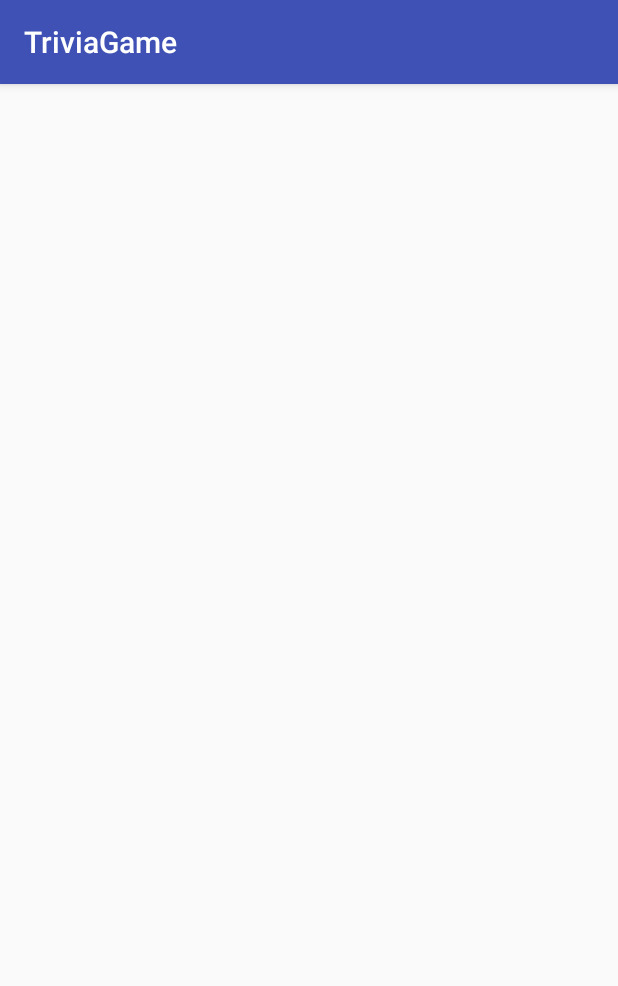
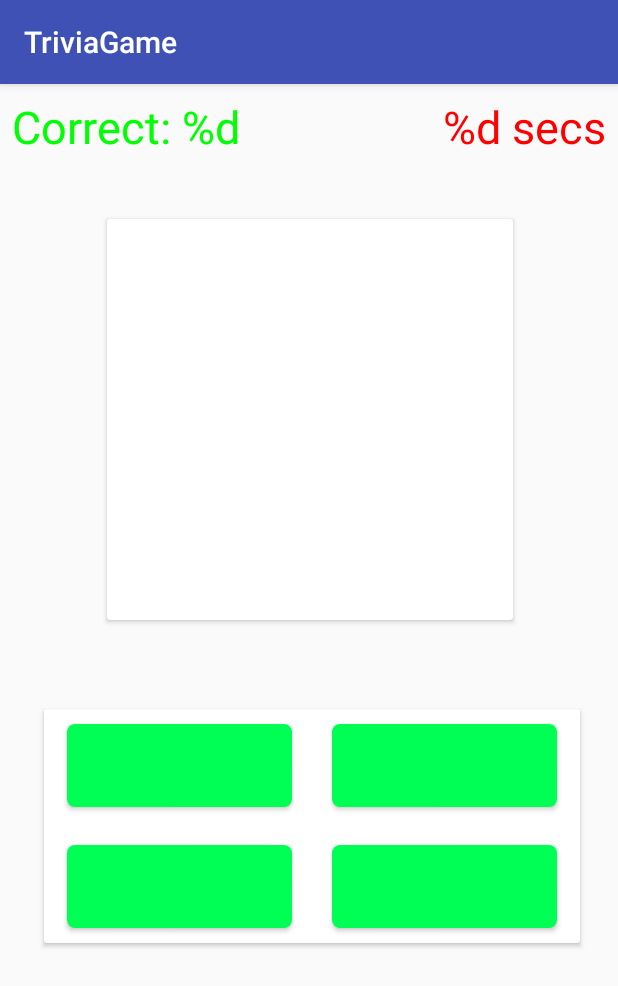
Before and after one commit to mmorgan55/TriviaGame, an Android app: the fragment TimeConstraintGameFragment shown on its own in the app's theme, on a phone screen of 412 x 824 dp. Shown: the top 986 px of the screen. Run offline under Robolectric (Android 15) with nearby library versions, the phone set to English and light mode, and no system bars; our stand-ins replace Room's generated code; libraries missing offline, so code that uses them is left out: android.arch.persistence; Roboto replaces fonts that are not available here; 2 statements that could not run were skipped.

Commit message:
Made layout for TimeConstraintGameFragment

```diff
--- a/app/src/main/res/layout/fragment_time_constraint_game.xml
+++ b/app/src/main/res/layout/fragment_time_constraint_game.xml
@@ -1,9 +1,135 @@
 <?xml version="1.0" encoding="utf-8"?>
-<FrameLayout xmlns:android="http://schemas.android.com/apk/res/android"
+<LinearLayout
+  xmlns:android="http://schemas.android.com/apk/res/android"
+  xmlns:app="http://schemas.android.com/apk/res-auto"
   xmlns:tools="http://schemas.android.com/tools"
   android:layout_width="match_parent"
   android:layout_height="match_parent"
-  tools:context=".view.TimeConstraintGameFragment">
+  android:orientation="vertical"
+  tools:context=".view.RelaxedGameFragment">
+
+  <android.support.constraint.ConstraintLayout
+    android:layout_width="match_parent"
+    android:layout_height="46dp"
+    android:orientation="horizontal">
+
+    <TextView
+      android:id="@+id/time_correct_tally"
+      style="@style/CorrectTallyStyle"
+      android:layout_width="wrap_content"
+      android:layout_height="wrap_content"
+      android:layout_marginTop="8dp"
+      android:layout_marginStart="8dp"
+      android:text="@string/tally_correct"
+      app:layout_constraintStart_toStartOf="parent"
+      app:layout_constraintTop_toTopOf="parent"/>
+
+    <TextView
+      android:id="@+id/time_timer"
+      style="@style/IncorrectTallyStyle"
+      android:layout_width="wrap_content"
+      android:layout_height="wrap_content"
+      android:layout_marginTop="8dp"
+      android:layout_marginEnd="8dp"
+      android:text="@string/timer"
+      app:layout_constraintEnd_toEndOf="parent"
+      app:layout_constraintTop_toTopOf="parent"/>
+  </android.support.constraint.ConstraintLayout>
+
+  <RelativeLayout
+    android:layout_width="match_parent"
+    android:layout_height="602dp"
+    app:layout_constraintEnd_toEndOf="parent"
+    app:layout_constraintStart_toStartOf="parent">
+
+    <android.support.v7.widget.CardView
+      android:id="@+id/time_question_view"
+      android:layout_width="wrap_content"
+      android:layout_height="267dp"
+      android:layout_marginTop="44dp"
+      android:layout_marginStart="71dp"
+      android:layout_marginEnd="70dp"
+      android:layout_alignParentEnd="true"
+      android:layout_alignParentStart="true"
+      android:layout_alignParentTop="true">
+
+      <android.support.constraint.ConstraintLayout
+        android:layout_width="match_parent"
+        android:layout_height="match_parent">
+
+        <TextView
+          android:id="@+id/time_question_text"
+          android:layout_width="wrap_content"
+          android:layout_height="wrap_content"
+          android:padding="20dp"
+          app:layout_constraintBottom_toBottomOf="parent"
+          app:layout_constraintEnd_toEndOf="parent"
+          app:layout_constraintStart_toStartOf="parent"
+          app:layout_constraintTop_toTopOf="parent"/>
+
+      </android.support.constraint.ConstraintLayout>
 
 
-</FrameLayout>
+    </android.support.v7.widget.CardView>
+
+    <android.support.v7.widget.CardView
+      android:id="@+id/time_answers_view"
+      android:layout_width="wrap_content"
+      android:layout_height="156dp"
+      android:layout_marginBottom="75dp"
+      android:layout_marginStart="29dp"
+      android:layout_marginEnd="25dp"
+      android:layout_alignParentBottom="true"
+      android:layout_alignParentEnd="true"
+      android:layout_alignParentStart="true">
+
+      <RelativeLayout
+        android:layout_width="match_parent"
+        android:layout_height="match_parent">
+
+        <Button
+          android:id="@+id/time_answer_button1"
+          android:layout_width="wrap_content"
+          android:layout_height="wrap_content"
+          android:layout_marginTop="10dp"
+          android:layout_marginStart="15dp"
+          android:layout_alignParentStart="true"
+          android:layout_alignParentTop="true"
+          android:background="@drawable/answer_button_style"/>
+
+        <Button
+          android:id="@+id/time_answer_button2"
+          android:layout_width="wrap_content"
+          android:layout_height="wrap_content"
+          android:layout_marginTop="10dp"
+          android:layout_marginEnd="15dp"
+          android:layout_alignParentEnd="true"
+          android:layout_alignParentTop="true"
+          android:background="@drawable/answer_button_style"/>
+
+        <Button
+          android:id="@+id/time_answer_button3"
+          android:layout_width="wrap_content"
+          android:layout_height="wrap_content"
+          android:layout_marginBottom="10dp"
+          android:layout_marginStart="15dp"
+          android:layout_alignParentBottom="true"
+          android:layout_alignParentStart="true"
+          android:background="@drawable/answer_button_style"/>
+
+        <Button
+          android:id="@+id/time_answer_button4"
+          android:layout_width="wrap_content"
+          android:layout_height="wrap_content"
+          android:layout_marginBottom="10dp"
+          android:layout_marginEnd="15dp"
+          android:layout_alignParentBottom="true"
+          android:layout_alignParentEnd="true"
+          android:background="@drawable/answer_button_style"/>
+      </RelativeLayout>
+
+    </android.support.v7.widget.CardView>
+
+  </RelativeLayout>
+
+</LinearLayout>
--- a/app/src/main/res/values/strings.xml
+++ b/app/src/main/res/values/strings.xml
@@ -36,4 +36,5 @@
 
   <string name="tally_correct">Correct: %d</string>
   <string name="tally_incorrect">Incorrect: %d</string>
+  <string name="timer">%d secs</string>
 </resources>
```
